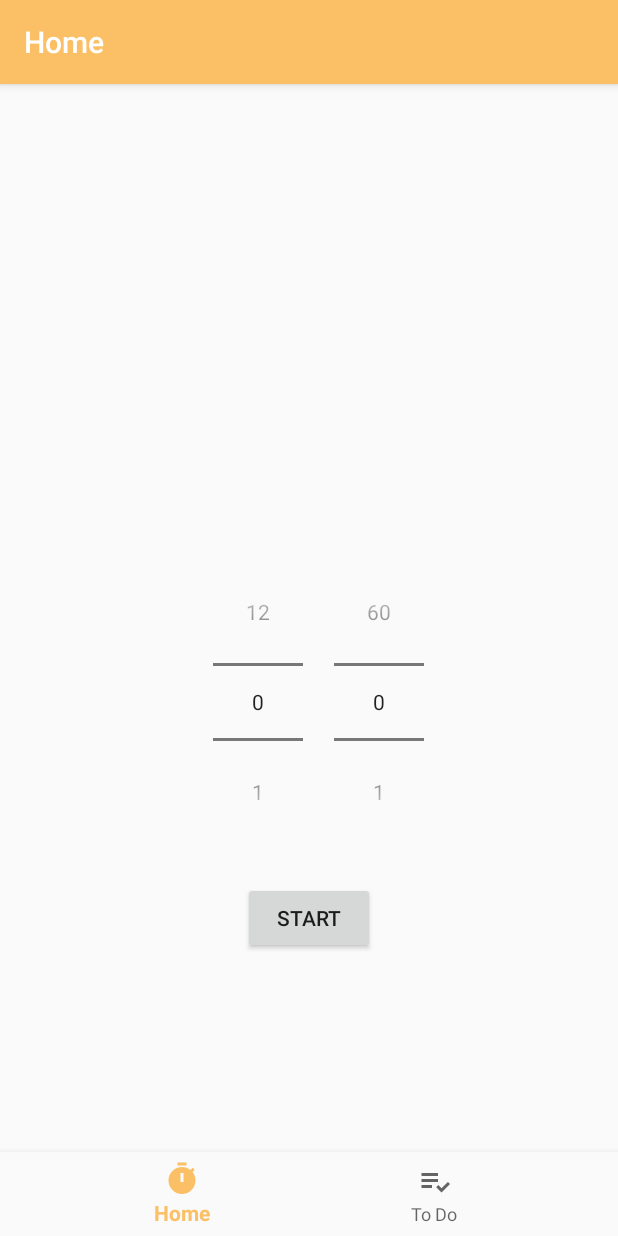
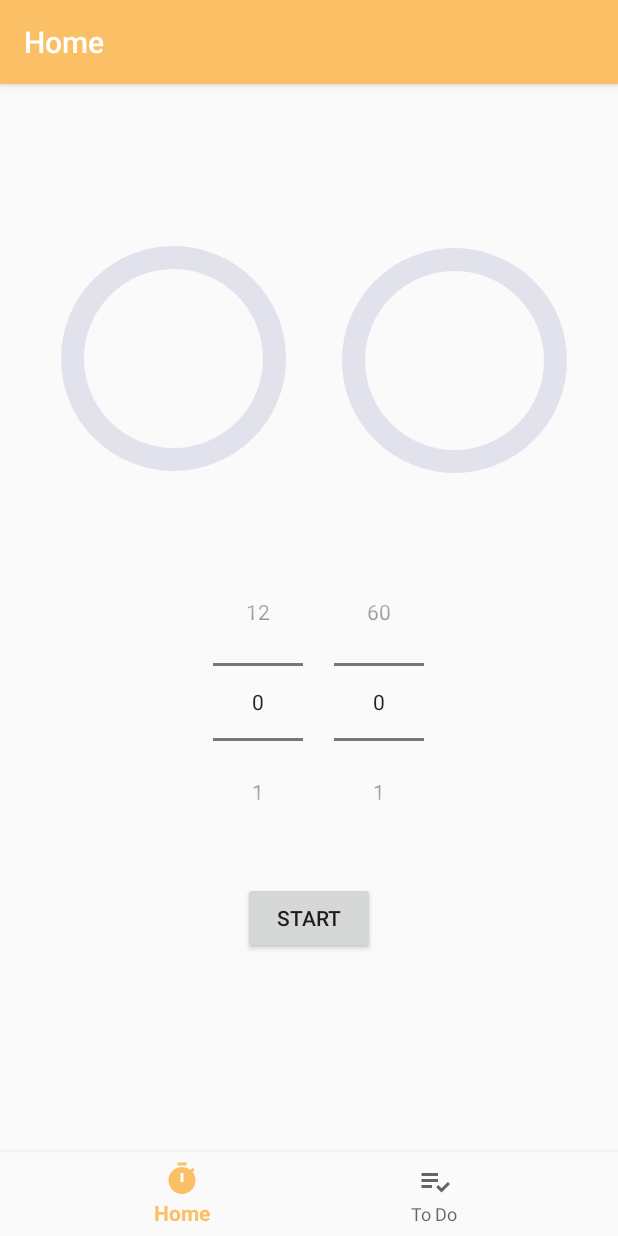
Before and after one commit to ls228/Study-App, an Android app: the screen it shows after launch (MainActivity), on a phone screen of 412 x 824 dp. Run offline under Robolectric (Android 15) with nearby library versions, the light colour scheme and no system bars; our stand-ins replace navigation-ui.

Commit message:
feat(timer) changed progressbar direction to clockwise, added backgroundcolor, changed thickness, progressbar is now increasing
ref #8

```diff
--- a/app/src/main/java/de/hdmstuttgart/meinprojekt/ui/home/HomeFragment.java
+++ b/app/src/main/java/de/hdmstuttgart/meinprojekt/ui/home/HomeFragment.java
@@ -16,13 +16,13 @@ import android.widget.Toast;
 
 import androidx.annotation.NonNull;
 import androidx.fragment.app.Fragment;
+import androidx.lifecycle.LiveData;
+import androidx.lifecycle.Observer;
 import androidx.lifecycle.ViewModelProvider;
 
 import java.util.Locale;
 
 import de.hdmstuttgart.meinprojekt.R;
-import de.hdmstuttgart.meinprojekt.databinding.FragmentHomeBinding;
-import de.hdmstuttgart.meinprojekt.ui.todo.ToDoFragment;
 import de.hdmstuttgart.meinprojekt.ui.todo.ToDoViewModel;
 
 public class HomeFragment extends Fragment {
@@ -40,14 +40,18 @@ public class HomeFragment extends Fragment {
     private long mTimeLeftInMillis;
     private long mEndTime;
 
-    NumberPicker HourPicker;
-    NumberPicker MinutePicker;
+    private NumberPicker HourPicker;
+    private NumberPicker MinutePicker;
 
-    long hoursSet;
-    long minutesSet;
+    private long hoursSet;
+    private long minutesSet;
+    private int timeSet;
 
-    ProgressBar mProgressBar;
-    public ProgressBar mProgressBarToDo;
+    private ProgressBar mProgressBar;
+    private ProgressBar mProgressBarToDo;
+
+    //private HomeViewModel viewModel = new ViewModelProvider(this).get(HomeViewModel.class);
+    //LiveData<Integer> count = viewModel.getCountStatusLD();
 
 
 
@@ -78,7 +82,7 @@ public class HomeFragment extends Fragment {
         MinutePicker.setMaxValue(60);
         MinutePicker.setValue(0);
 
-        HomeViewModel viewModel = new ViewModelProvider(this).get(HomeViewModel.class);
+        //mProgressBar.setProgress(0);
 
         /**
          * set hours with number picker and calculate total time
@@ -91,6 +95,7 @@ public class HomeFragment extends Fragment {
             }
             private void calculateTotalTime() {
                 mTimeLeftInMillis = hoursSet + minutesSet;
+                timeSet = (int) mTimeLeftInMillis;
                 mProgressBar.setMax((int) mTimeLeftInMillis);
             }
         });
@@ -107,6 +112,7 @@ public class HomeFragment extends Fragment {
             }
             private void calculateTotalTime () {
                 mTimeLeftInMillis = hoursSet + minutesSet;
+                timeSet = (int) mTimeLeftInMillis;
                 mProgressBar.setMax((int) mTimeLeftInMillis);
             }
         });
@@ -133,16 +139,23 @@ public class HomeFragment extends Fragment {
 
         bButtonSetTime.setOnClickListener(v -> setTime(mTimeLeftInMillis));
 
-       viewModel.getCountStatusLD();
+        /*if(count != null){
+            int countToDos = count.getValue();
+
+            mProgressBarToDo.setMax(countToDos);
+            mProgressBarToDo.setProgress(countToDos);
+        }*/
+
+        /*count.observe(getViewLifecycleOwner(), new Observer<Integer>() {
+            @Override
+            public void onChanged(Integer value) {
+                int countToDos = count.getValue();
+                mProgressBarToDo.setMax(countToDos);
+                mProgressBarToDo.setProgress(countToDos);
+            }
+        });*/
 
 
-/*
-        ToDoFragment toDoFragment = new ToDoFragment();
-        int countToDos = toDoFragment.getCountToDos();
-
-        mProgressBarToDo.setMax(countToDos);
-
-        mProgressBarToDo.setProgress(countToDos);*/
 
 
         bButtonSetTime.setOnClickListener(v ->{
@@ -167,7 +180,7 @@ public class HomeFragment extends Fragment {
             @Override
             public void onTick(long millisUntilFinished) {
                 mTimeLeftInMillis = millisUntilFinished;
-                int progress = (int) (millisUntilFinished);
+                int progress = timeSet - (int) (millisUntilFinished);
                 mProgressBar.setProgress(progress);
                 updateCountDownText();
             }
@@ -272,7 +285,7 @@ public class HomeFragment extends Fragment {
 
         editor.putLong("startTimeInMillis", mStartTimeInMillis);
         editor.putLong("millisLeft", mTimeLeftInMillis);
-        editor.putBoolean("timerRunning", mTimerRunning);
+        editor.putBoolean("timerRunning", !mTimerRunning);
         editor.putLong("endTime", mEndTime);
 
         editor.apply();
--- a/app/src/main/res/layout/fragment_home.xml
+++ b/app/src/main/res/layout/fragment_home.xml
@@ -72,29 +72,31 @@
     <com.google.android.material.progressindicator.CircularProgressIndicator
         android:id="@+id/progress_bar"
         android:layout_width="wrap_content"
-        android:layout_height="26dp"
+        android:layout_height="wrap_content"
         android:layout_above="@+id/text_view_countdown"
         android:layout_alignParentEnd="true"
-        android:layout_centerHorizontal="true"
-        android:layout_centerVertical="true"
-        android:layout_marginEnd="96dp"
-        android:layout_marginBottom="-143dp"
-        app:indicatorSize="200dp"
-        android:rotationX="180"
-        android:rotation="180"/>
+        android:layout_centerInParent="true"
+        android:layout_marginEnd="217dp"
+        android:layout_marginBottom="109dp"
+        app:indicatorDirectionCircular="clockwise"
+        app:indicatorSize="150dp"
+        app:trackColor="@color/material_dynamic_neutral_variant90"
+        app:trackCornerRadius="10dp"
+        app:trackThickness="15dp" />
 
     <com.google.android.material.progressindicator.CircularProgressIndicator
         android:id="@+id/progress_bar_count_todo"
         android:layout_width="wrap_content"
-        android:layout_height="26dp"
+        android:layout_height="wrap_content"
         android:layout_above="@+id/text_view_countdown"
         android:layout_alignParentEnd="true"
         android:layout_centerHorizontal="true"
-        android:layout_marginEnd="152dp"
-        android:layout_marginBottom="118dp"
-        app:indicatorSize="100dp"
-        android:rotationX="180"
-        android:rotation="180"/>
+        android:layout_marginEnd="30dp"
+        android:layout_marginBottom="108dp"
+        app:indicatorDirectionCircular="clockwise"
+        app:indicatorSize="150dp"
+        app:trackColor="@color/material_dynamic_neutral_variant90"
+        app:trackThickness="15dp" />
 
 
 </RelativeLayout>
```
